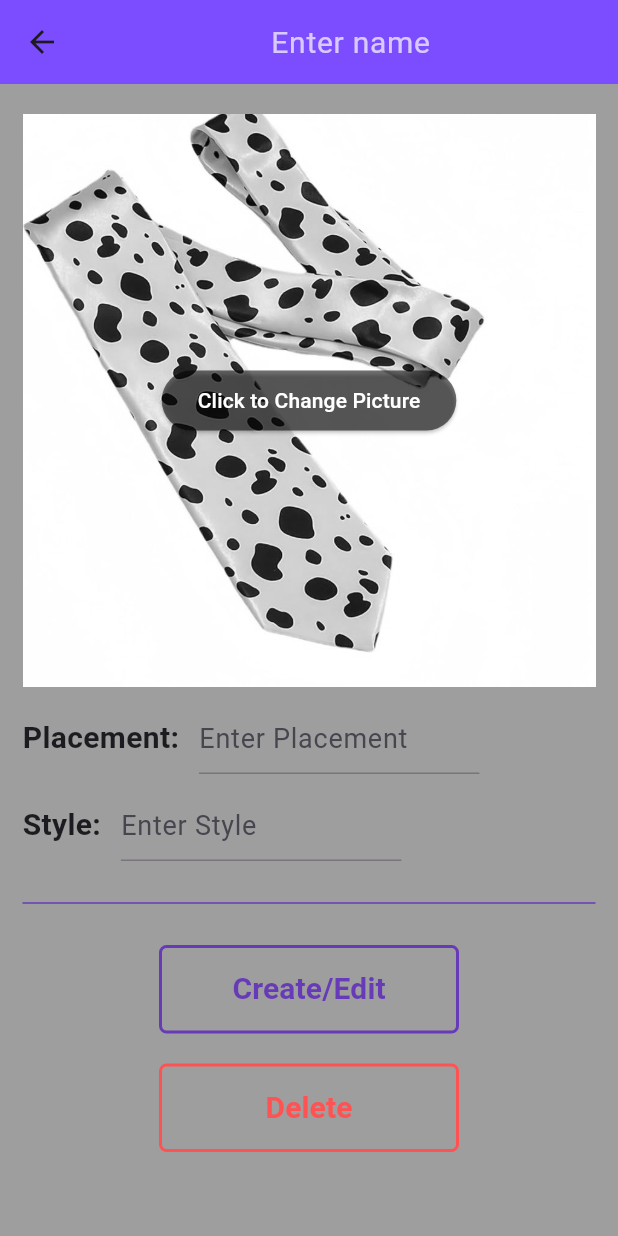
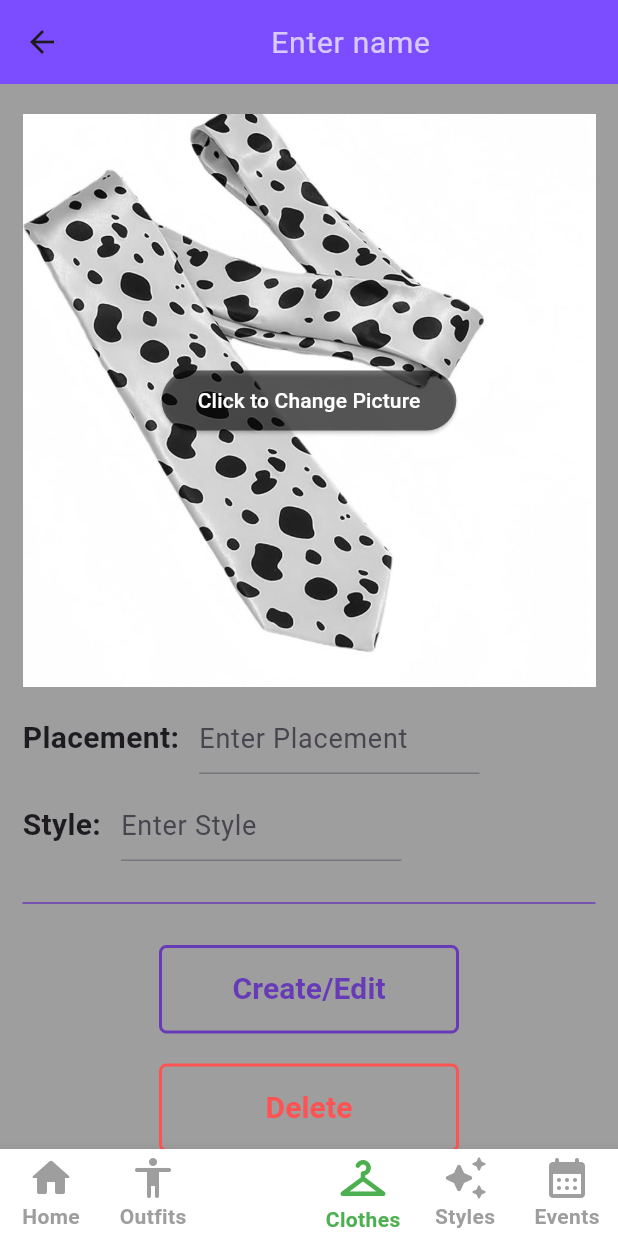
Before and after one commit to xcepel/flutter_ooo-fit, a Flutter app: the ClothesEditPage screen opened directly, on a phone screen of 412 x 824 dp. Run offline on Flutter 3.47's test engine with Material 3 defaults, Android fonts, the phone set to English and light mode, and no system bars; drawn by our look-alikes of stylish_bottom_bar; our stand-ins replace carousel_slider, cloud_firestore, firebase_core, get_it, rxdart, table_calendar and 1 more; accounts and stored records are empty; network calls fail.

Commit message:
Add Custom Bottom Navigation Bar

```diff
--- a/lib/page/clothes_detail_page.dart
+++ b/lib/page/clothes_detail_page.dart
@@ -1,6 +1,7 @@
 import 'package:flutter/material.dart';
 import 'package:ooo_fit/page/clothes_edit_page.dart';
 import 'package:ooo_fit/widget/common/custom_app_bar.dart';
+import 'package:ooo_fit/widget/common/custom_bottom_navigation_bar.dart';
 import 'package:ooo_fit/widget/common/edit_button.dart';
 import 'package:ooo_fit/widget/common/page_content_frame.dart';
 import 'package:ooo_fit/widget/common/page_divider.dart';
@@ -56,6 +57,7 @@ class ClothesDetailPage extends StatelessWidget {
           ),
         ],
       ),
+      bottomNavigationBar: CustomBottomNavigationBar(currentIndex: 2),
     );
   }
 }
--- a/lib/page/clothes_edit_page.dart
+++ b/lib/page/clothes_edit_page.dart
@@ -1,4 +1,5 @@
 import 'package:flutter/material.dart';
+import 'package:ooo_fit/widget/common/custom_bottom_navigation_bar.dart';
 import 'package:ooo_fit/widget/common/page_content_frame.dart';
 import 'package:ooo_fit/widget/common/page_divider.dart';
 import 'package:ooo_fit/widget/outfit_clothes/label_button.dart';
@@ -57,6 +58,7 @@ class ClothesEditPage extends StatelessWidget {
           ),
         ],
       ),
+      bottomNavigationBar: CustomBottomNavigationBar(currentIndex: 2),
     );
   }
 }
--- a/lib/page/clothes_list_page.dart
+++ b/lib/page/clothes_list_page.dart
@@ -4,6 +4,7 @@ import 'package:ooo_fit/page/clothes_edit_page.dart';
 import 'package:ooo_fit/widget/clothes/clothes_items_list.dart';
 import 'package:ooo_fit/widget/clothes/placement_header.dart';
 import 'package:ooo_fit/widget/common/custom_app_bar.dart';
+import 'package:ooo_fit/widget/common/custom_bottom_navigation_bar.dart';
 import 'package:ooo_fit/widget/outfit_clothes/four_part_filter_bar.dart';
 
 class ClothesListPage extends StatelessWidget {
@@ -47,6 +48,7 @@ class ClothesListPage extends StatelessWidget {
         },
         child: const Icon(Icons.add),
       ),
+      bottomNavigationBar: CustomBottomNavigationBar(currentIndex: 2),
     );
   }
 }
--- a/lib/page/event_detail_page.dart
+++ b/lib/page/event_detail_page.dart
@@ -1,6 +1,7 @@
 import 'package:flutter/material.dart';
 import 'package:ooo_fit/page/event_edit_page.dart';
 import 'package:ooo_fit/widget/common/custom_app_bar.dart';
+import 'package:ooo_fit/widget/common/custom_bottom_navigation_bar.dart';
 import 'package:ooo_fit/widget/common/edit_button.dart';
 import 'package:ooo_fit/widget/common/page_content_frame.dart';
 import 'package:ooo_fit/widget/common/page_divider.dart';
@@ -47,6 +48,7 @@ class EventDetailPage extends StatelessWidget {
           ),
         ],
       ),
+      bottomNavigationBar: CustomBottomNavigationBar(currentIndex: 4),
     );
   }
 }
--- a/lib/page/event_edit_page.dart
+++ b/lib/page/event_edit_page.dart
@@ -1,5 +1,6 @@
 import 'package:flutter/material.dart';
 import 'package:ooo_fit/widget/common/custom_app_bar.dart';
+import 'package:ooo_fit/widget/common/custom_bottom_navigation_bar.dart';
 import 'package:ooo_fit/widget/common/page_content_frame.dart';
 import 'package:ooo_fit/widget/common/page_divider.dart';
 import 'package:ooo_fit/widget/outfit_clothes/label_button.dart';
@@ -49,6 +50,7 @@ class EventEditPage extends StatelessWidget {
           ),
         ],
       ),
+      bottomNavigationBar: CustomBottomNavigationBar(currentIndex: 4),
     );
   }
 }
--- a/lib/page/events_list_page.dart
+++ b/lib/page/events_list_page.dart
@@ -6,6 +6,7 @@ import 'package:ooo_fit/model/event.dart';
 import 'package:ooo_fit/model/temperature_type.dart';
 import 'package:ooo_fit/page/event_edit_page.dart';
 import 'package:ooo_fit/widget/common/custom_app_bar.dart';
+import 'package:ooo_fit/widget/common/custom_bottom_navigation_bar.dart';
 import 'package:ooo_fit/widget/events/event_item.dart';
 import 'package:table_calendar/table_calendar.dart';
 
@@ -107,6 +108,7 @@ class _EventsListPageState extends State<EventsListPage> {
         },
         child: const Icon(Icons.add),
       ),
+      bottomNavigationBar: CustomBottomNavigationBar(currentIndex: 4),
     );
   }
 
--- a/lib/page/homepage.dart
+++ b/lib/page/homepage.dart
@@ -43,6 +43,7 @@ class Homepage extends StatelessWidget {
               ),
             ),
             // Buttons at the bottom
+            // TODO will we keep them or switch out for CustomBottomNavigationBar ?
             Row(
               mainAxisAlignment: MainAxisAlignment.spaceEvenly,
               children: [
--- a/lib/page/outfit_detail_page.dart
+++ b/lib/page/outfit_detail_page.dart
@@ -2,6 +2,7 @@ import 'package:flutter/material.dart';
 import 'package:ooo_fit/page/outfit_edit_page.dart';
 import 'package:ooo_fit/widget/clothes/clothes_items_list.dart';
 import 'package:ooo_fit/widget/common/custom_app_bar.dart';
+import 'package:ooo_fit/widget/common/custom_bottom_navigation_bar.dart';
 import 'package:ooo_fit/widget/common/edit_button.dart';
 import 'package:ooo_fit/widget/common/page_content_frame.dart';
 import 'package:ooo_fit/widget/common/page_divider.dart';
@@ -58,6 +59,7 @@ class OutfitDetailPage extends StatelessWidget {
           ),
         ],
       ),
+      bottomNavigationBar: CustomBottomNavigationBar(currentIndex: 1),
     );
   }
 }
--- a/lib/page/outfit_edit_page.dart
+++ b/lib/page/outfit_edit_page.dart
@@ -1,4 +1,5 @@
 import 'package:flutter/material.dart';
+import 'package:ooo_fit/widget/common/custom_bottom_navigation_bar.dart';
 import 'package:ooo_fit/widget/common/page_content_frame.dart';
 import 'package:ooo_fit/widget/common/page_divider.dart';
 import 'package:ooo_fit/widget/outfit_clothes/description_label.dart';
@@ -85,6 +86,7 @@ class OutfitEditPage extends StatelessWidget {
           ),
         ],
       ),
+      bottomNavigationBar: CustomBottomNavigationBar(currentIndex: 1),
     );
   }
 }
--- a/lib/page/outfit_list_page.dart
+++ b/lib/page/outfit_list_page.dart
@@ -3,6 +3,7 @@ import 'package:ooo_fit/constants.dart';
 import 'package:ooo_fit/page/outfit_detail_page.dart';
 import 'package:ooo_fit/page/outfit_edit_page.dart';
 import 'package:ooo_fit/widget/common/custom_app_bar.dart';
+import 'package:ooo_fit/widget/common/custom_bottom_navigation_bar.dart';
 import 'package:ooo_fit/widget/outfit_clothes/four_part_filter_bar.dart';
 import 'package:ooo_fit/widget/outfit_clothes/picture_item.dart';
 
@@ -77,6 +78,7 @@ class OutfitListPage extends StatelessWidget {
         },
         child: const Icon(Icons.add),
       ),
+      bottomNavigationBar: CustomBottomNavigationBar(currentIndex: 1),
     );
   }
 }
--- a/lib/page/styles_list_page.dart
+++ b/lib/page/styles_list_page.dart
@@ -3,6 +3,7 @@ import 'package:get_it/get_it.dart';
 import 'package:ooo_fit/constants.dart';
 import 'package:ooo_fit/service/style_service.dart';
 import 'package:ooo_fit/widget/common/custom_app_bar.dart';
+import 'package:ooo_fit/widget/common/custom_bottom_navigation_bar.dart';
 import 'package:ooo_fit/widget/common/custom_search_bar.dart';
 import 'package:ooo_fit/widget/common/loading_stream_builder.dart';
 import 'package:ooo_fit/widget/styles/style_dialog.dart';
@@ -35,6 +36,7 @@ class StylesListPage extends StatelessWidget {
                 )),
         child: const Icon(Icons.add),
       ),
+      bottomNavigationBar: CustomBottomNavigationBar(currentIndex: 3),
     );
   }
 
--- /dev/null
+++ b/lib/widget/common/custom_bottom_navigation_bar.dart
@@ -0,0 +1,83 @@
+import 'package:flutter/material.dart';
+import 'package:ooo_fit/page/clothes_list_page.dart';
+import 'package:ooo_fit/page/events_list_page.dart';
+import 'package:ooo_fit/page/homepage.dart';
+import 'package:ooo_fit/page/outfit_list_page.dart';
+import 'package:ooo_fit/page/styles_list_page.dart';
+import 'package:stylish_bottom_bar/stylish_bottom_bar.dart';
+
+class CustomBottomNavigationBar extends StatelessWidget {
+  final int currentIndex;
+  const CustomBottomNavigationBar({super.key, required this.currentIndex});
+
+  void _navigate(BuildContext context, int index) {
+    switch (index) {
+      case 0:
+        _navigateToPage(context, Homepage());
+        break;
+      case 1:
+        _navigateToPage(context, OutfitListPage());
+        break;
+      case 2:
+        _navigateToPage(context, ClothesListPage());
+        break;
+      case 3:
+        _navigateToPage(context, StylesListPage());
+        break;
+      case 4:
+        _navigateToPage(context, EventsListPage());
+        break;
+    }
+  }
+
+  @override
+  Widget build(BuildContext context) {
+    return StylishBottomBar(
+      option: AnimatedBarOptions(
+        iconSize: 32,
+        barAnimation: BarAnimation.fade,
+        iconStyle: IconStyle.animated,
+        opacity: 0.3,
+      ),
+      items: [
+        BottomBarItem(
+          icon: const Icon(Icons.home_rounded),
+          title: const Text("Home"),
+          backgroundColor: Colors.deepPurple,
+        ),
+        BottomBarItem(
+          icon: const Icon(Icons.accessibility_rounded),
+          title: const Text("Outfits"),
+          backgroundColor: Colors.deepPurple,
+        ),
+        BottomBarItem(
+          icon: const Icon(Icons.checkroom_rounded),
+          title: const Text("Clothes"),
+          backgroundColor: Colors.deepPurple,
+        ),
+        BottomBarItem(
+          icon: const Icon(Icons.auto_awesome_rounded),
+          title: const Text("Styles"),
+          backgroundColor: Colors.deepPurple,
+        ),
+        BottomBarItem(
+          icon: const Icon(Icons.calendar_month_rounded),
+          title: const Text("Events"),
+          backgroundColor: Colors.deepPurple,
+        ),
+      ],
+      fabLocation: StylishBarFabLocation.center,
+      hasNotch: true,
+      currentIndex: currentIndex,
+      onTap: (index) => _navigate(context, index),
+    );
+  }
+
+  void _navigateToPage(BuildContext context, Widget page) {
+    Navigator.pushAndRemoveUntil(
+      context,
+      MaterialPageRoute(builder: (context) => page),
+      (route) => false, // removes all previous routes from the stack
+    );
+  }
+}
--- a/pubspec.yaml
+++ b/pubspec.yaml
@@ -43,6 +43,7 @@ dependencies:
   weather: ^3.1.1
   intl: ^0.19.0
   table_calendar: ^3.1.2
+  stylish_bottom_bar: ^1.1.0
 
 dev_dependencies:
   flutter_test:
```
Also changed, not shown: pubspec.lock.
